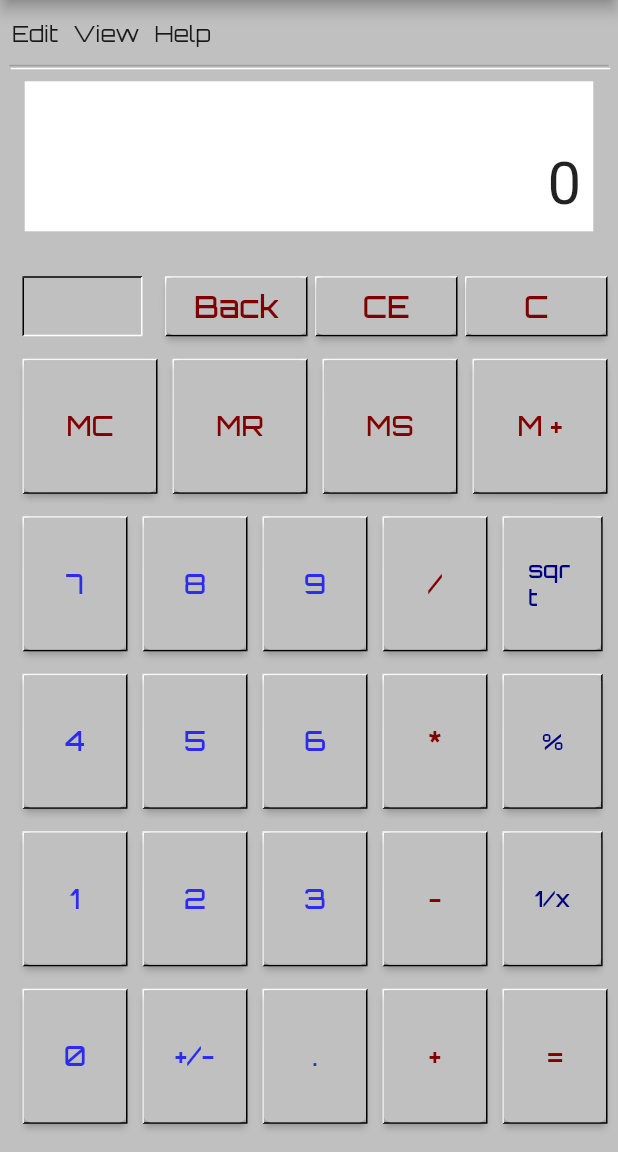
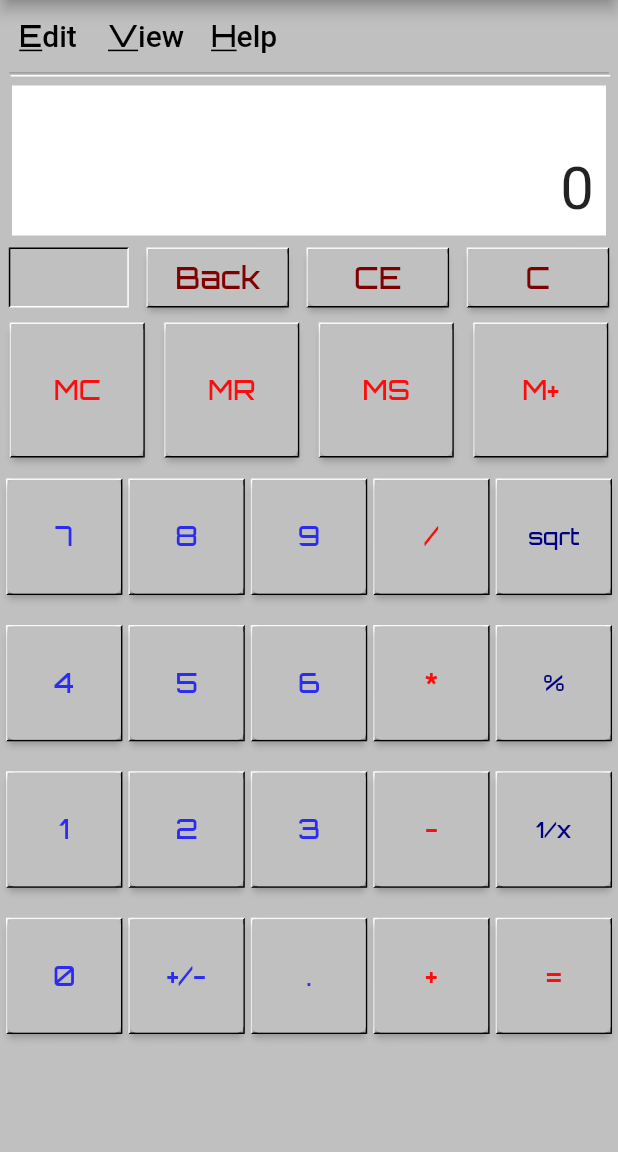
Before and after one commit to mmillecmBosch/calculatorWin95, a Flutter app: the screen it shows after launch, on a phone screen of 412 x 824 dp, the part 84-1236 px from its top. Run offline on Flutter 3.47's test engine with Material 2 defaults, Android fonts, the phone set to English and light mode, and no system bars; our stand-ins replace google_fonts.

Commit message:
Android+ Updates

```diff
--- a/lib/main.dart
+++ b/lib/main.dart
@@ -2,7 +2,7 @@ import 'package:calwin95/widget/button.dart';
 import 'package:calwin95/widget/buttonnumber.dart';
 import 'package:calwin95/widget/buttonop.dart';
 import 'package:calwin95/widget/buttonsmall.dart';
-import 'package:calwin95/widget/outhers.dart';
+import 'package:calwin95/widget/others.dart';
 import 'package:calwin95/widget/space1.dart';
 import 'package:flutter/material.dart';
 import 'package:flutter/services.dart';
@@ -42,42 +42,69 @@ class MyHome extends StatelessWidget {
         ),
         backgroundColor: Color.fromRGBO(0, 0, 128, 1),
       ),
-      body: Column(
+      body: SafeArea(
+        child: Column(
           children: [
-          Padding(
-            padding: const EdgeInsets.fromLTRB(8, 2, 8, 0),
-            child: Container(
-              width: MediaQuery.of(context).size.width * 1,
-              height: MediaQuery.of(context).size.width * 0.1,
-              child: Row(
+            Row(
               children: [
-                  Text(
-                    'Edit',
+                TextButton(
+                  onPressed: () {},
+                  child: Text.rich(
+                    TextSpan(
+                      text: 'E',
                       style: GoogleFonts.orbitron(
-                      textStyle: TextStyle(fontSize: 15),
+                        decoration: TextDecoration.underline,
+                        color: Colors.black,
+                        fontSize: 20,
                       ),
-                  ),
-                  SizedBox(
-                    width: 10,
-                  ),
-                  Text(
-                    'View',
-                    style: GoogleFonts.orbitron(
-                      textStyle: TextStyle(fontSize: 15),
-                    ),
-                  ),
-                  SizedBox(
-                    width: 10,
-                  ),
-                  Text(
-                    'Help',
-                    style: GoogleFonts.orbitron(
-                      textStyle: TextStyle(fontSize: 15),
-                    ),
+                      children: <TextSpan>[
+                        TextSpan(
+                          text: 'dit',
+                          style: TextStyle(decoration: TextDecoration.none),
                         ),
                       ],
                     ),
                   ),
+                ),
+                TextButton(
+                  onPressed: () {},
+                  child: Text.rich(
+                    TextSpan(
+                      text: 'V',
+                      style: GoogleFonts.orbitron(
+                        decoration: TextDecoration.underline,
+                        color: Colors.black,
+                        fontSize: 20,
+                      ),
+                      children: <TextSpan>[
+                        TextSpan(
+                          text: 'iew',
+                          style: TextStyle(decoration: TextDecoration.none),
+                        ),
+                      ],
+                    ),
+                  ),
+                ),
+                TextButton(
+                  onPressed: () {},
+                  child: Text.rich(
+                    TextSpan(
+                      text: 'H',
+                      style: GoogleFonts.orbitron(
+                        decoration: TextDecoration.underline,
+                        color: Colors.black,
+                        fontSize: 20,
+                      ),
+                      children: <TextSpan>[
+                        TextSpan(
+                          text: 'elp',
+                          style: TextStyle(decoration: TextDecoration.none),
+                        ),
+                      ],
+                    ),
+                  ),
+                ),
+              ],
             ),
             Container(
               width: MediaQuery.of(context).size.width * 0.97,
@@ -93,12 +120,10 @@ class MyHome extends StatelessWidget {
                 ],
               ),
             ),
-          SizedBox(
-            height: 10,
-          ),
             Container(
-            width: MediaQuery.of(context).size.width * 0.92,
+              width: MediaQuery.of(context).size.width,
               height: 100,
+              margin: EdgeInsets.all(8),
               alignment: Alignment.bottomRight,
               color: Colors.white,
               padding: EdgeInsets.all(8),
@@ -107,108 +132,64 @@ class MyHome extends StatelessWidget {
                 style: TextStyle(fontSize: 40),
               ),
             ),
-          SizedBox(
-            height: 30,
-          ),
-          Padding(
-            padding: EdgeInsets.fromLTRB(15, 0, 10, 15),
-            child: Row(
+            Row(
+              mainAxisAlignment: MainAxisAlignment.spaceAround,
               children: [
                 Space1(),
-                SizedBox(
-                  width: 15,
-                ),
                 Button('Back'),
-                SizedBox(
-                  width: 5,
-                ),
                 Button('CE'),
-                SizedBox(
-                  width: 5,
-                ),
                 Button('C'),
               ],
             ),
+            SizedBox(
+              height: 10,
             ),
-          Padding(
-            padding: EdgeInsets.fromLTRB(15, 0, 10, 15),
-            child: Row(
+            Row(
+              mainAxisAlignment: MainAxisAlignment.spaceAround,
               children: [
                 ButtonSmall('MC'),
-                SizedBox(width: 10),
                 ButtonSmall('MR'),
-                SizedBox(width: 10),
                 ButtonSmall('MS'),
-                SizedBox(width: 10),
-                ButtonSmall('M +'),
+                ButtonSmall('M+'),
               ],
             ),
+            SizedBox(
+              height: 10,
             ),
-          Padding(
-            padding: EdgeInsets.fromLTRB(15, 0, 10, 15),
-            child: Row(
+            Container(
+              child: Expanded(
+                child: GridView.count(
+                  padding: EdgeInsets.all(4),
+                  crossAxisCount: 5,
+                  mainAxisSpacing: 20,
+                  crossAxisSpacing: 4,
                   children: [
                     ButtonNumber('7'),
-                SizedBox(width: 10),
                     ButtonNumber('8'),
-                SizedBox(width: 10),
                     ButtonNumber('9'),
-                SizedBox(width: 10),
                     ButtonOp('/'),
-                SizedBox(width: 10),
-                Outhers('sqrt'),
-              ],
-            ),
-          ),
-          Padding(
-            padding: EdgeInsets.fromLTRB(15, 0, 10, 15),
-            child: Row(
-              children: [
+                    Others('sqrt'),
                     ButtonNumber('4'),
-                SizedBox(width: 10),
                     ButtonNumber('5'),
-                SizedBox(width: 10),
                     ButtonNumber('6'),
-                SizedBox(width: 10),
                     ButtonOp('*'),
-                SizedBox(width: 10),
-                Outhers('%'),
-              ],
-            ),
-          ),
-          Padding(
-            padding: EdgeInsets.fromLTRB(15, 0, 10, 15),
-            child: Row(
-              children: [
+                    Others('%'),
                     ButtonNumber('1'),
-                SizedBox(width: 10),
                     ButtonNumber('2'),
-                SizedBox(width: 10),
                     ButtonNumber('3'),
-                SizedBox(width: 10),
                     ButtonOp('-'),
-                SizedBox(width: 10),
-                Outhers('1/x'),
-              ],
-            ),
-          ),
-          Padding(
-            padding: EdgeInsets.fromLTRB(15, 0, 10, 15),
-            child: Row(
-              children: [
+                    Others('1/x'),
                     ButtonNumber('0'),
-                SizedBox(width: 10),
                     ButtonNumber('+/-'),
-                SizedBox(width: 10),
                     ButtonNumber('.'),
-                SizedBox(width: 10),
                     ButtonOp('+'),
-                SizedBox(width: 10),
                     ButtonOp('='),
                   ],
                 ),
               ),
+            ),
           ],
+        ),
       ),
     );
   }
--- a/lib/widget/buttonop.dart
+++ b/lib/widget/buttonop.dart
@@ -36,7 +36,7 @@ class ButtonOp extends StatelessWidget {
           Op,
           style: GoogleFonts.orbitron(
             textStyle: TextStyle(
-              color: Color.fromRGBO(128, 0, 0, 1),
+              color: Color.fromRGBO(251, 13, 13, 1),
               fontSize: 18,
             ),
           ),
--- a/lib/widget/buttonsmall.dart
+++ b/lib/widget/buttonsmall.dart
@@ -36,7 +36,7 @@ class ButtonSmall extends StatelessWidget {
           Op,
           style: GoogleFonts.orbitron(
             textStyle: TextStyle(
-              color: Color.fromRGBO(128, 0, 0, 1),
+              color: Color.fromRGBO(251, 13, 13, 1),
               fontSize: 18,
             ),
           ),
--- a/lib/widget/outhers.dart
+++ b/lib/widget/others.dart
@@ -1,9 +1,9 @@
 import 'package:flutter/material.dart';
 import 'package:google_fonts/google_fonts.dart';
 
-class Outhers extends StatelessWidget {
-  final String Op;
-  Outhers(this.Op);
+class Others extends StatelessWidget {
+  final String op;
+  Others(this.op);
 
   @override
   Widget build(BuildContext context) {
@@ -33,7 +33,7 @@ class Outhers extends StatelessWidget {
         ),
         onPressed: () {},
         child: Text(
-          Op,
+          op,
           style: GoogleFonts.orbitron(
             textStyle: TextStyle(
               color: Color.fromRGBO(0, 0, 128, 1),
```
Lines whose indentation alone changed are shown as unchanged.
